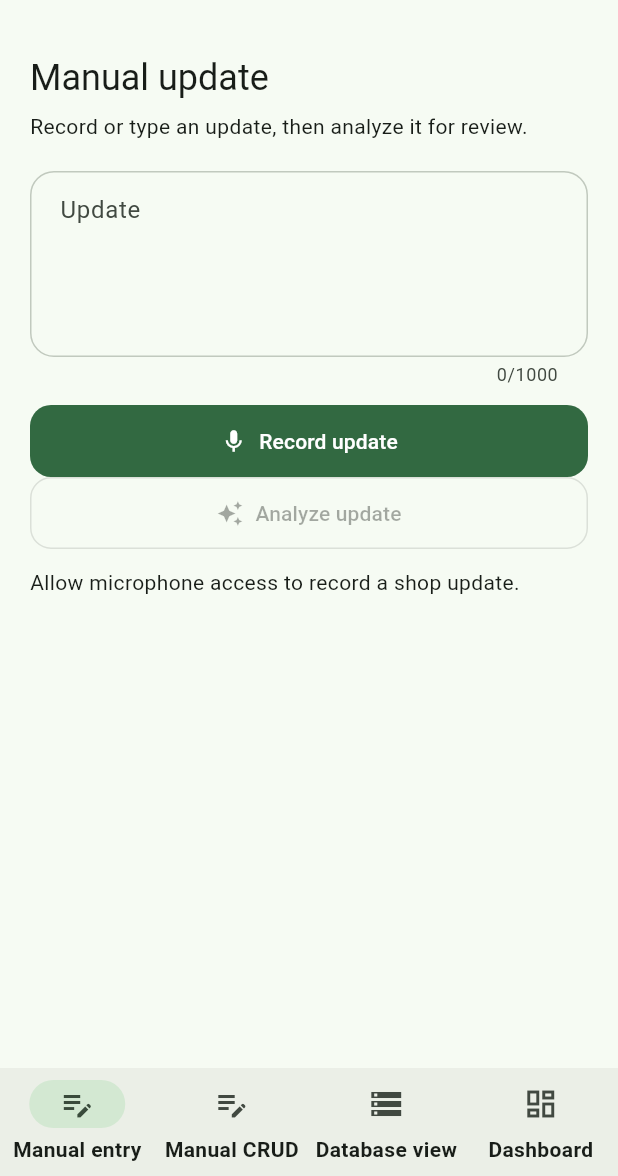
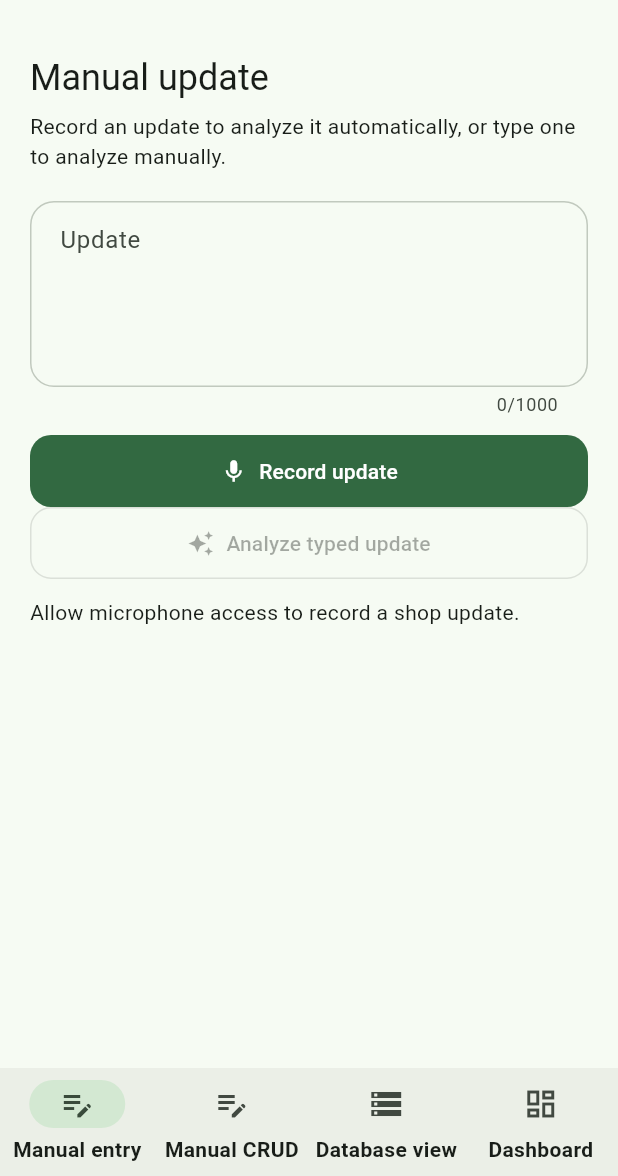
Before and after one commit to mathew1046/KiranaGPT, a Flutter app: the screen it shows after launch, after a tap on "Record update", on a phone screen of 412 x 824 dp, the part 60-1236 px from its top. Run offline on Flutter 3.47's test engine with Material 3 defaults, Android fonts, the phone set to English and light mode, and no system bars; our stand-ins replace shared_preferences; missing offline and left inert: record; network calls fail.

Commit message:
Auto-analyze voice transcripts

```diff
--- a/app/lib/core/api/manual_analysis_models.dart
+++ b/app/lib/core/api/manual_analysis_models.dart
@@ -15,6 +15,9 @@ class ManualAnalysisProposal {
   factory ManualAnalysisProposal.fromJson(Map<String, dynamic> json) {
     final proposal = json['proposal'];
     final proposalId = json['proposal_id'];
+    if (json['status'] == 'needs_review') {
+      throw ManualAnalysisNeedsReviewException(json['reason']?.toString());
+    }
     if (json['status'] != 'ready' ||
         proposal is! Map ||
         proposalId is! String) {
@@ -48,3 +51,24 @@ class ManualAnalysisProposal {
   final String? unit;
   final double confidence;
 }
+
+/// A safe reason returned by the preview endpoint when it cannot make a
+/// reviewable proposal. The original transcript remains only on the device.
+class ManualAnalysisNeedsReviewException implements Exception {
+  const ManualAnalysisNeedsReviewException(String? reason)
+    : reason = reason ?? 'unknown';
+
+  final String reason;
+
+  String get message => switch (reason) {
+    'model_unavailable' =>
+      'Analysis is unavailable right now. Your recording text is still here.',
+    'invalid_model_output' =>
+      'Analysis needs another try. Your recording text is still here.',
+    'confidence_below_threshold' =>
+      'Please clarify the update, then analyze it again.',
+    'escalation_failed' =>
+      'Analysis could not resolve the update. Your recording text is still here.',
+    _ => 'Analysis needs review. Your recording text is still here.',
+  };
+}
--- a/app/lib/features/manual_entry/manual_entry_page.dart
+++ b/app/lib/features/manual_entry/manual_entry_page.dart
@@ -21,6 +21,7 @@ class _ManualEntryPageState extends State<ManualEntryPage> {
   late final ManualEntryController _controller;
   late final TextEditingController _textController;
   late final VoiceCaptureController _voiceCaptureController;
+  String? _lastAnalyzedVoiceTranscript;
 
   @override
   void initState() {
@@ -68,7 +69,7 @@ class _ManualEntryPageState extends State<ManualEntryPage> {
               ),
               const SizedBox(height: 6),
               const Text(
-                'Record or type an update, then analyze it for review.',
+                'Record an update to analyze it automatically, or type one to analyze manually.',
               ),
               const SizedBox(height: 20),
               TextField(
@@ -93,7 +94,7 @@ class _ManualEntryPageState extends State<ManualEntryPage> {
                         _controller.isApproving ||
                         isProcessing
                     ? null
-                    : _voiceCaptureController.toggleListening,
+                    : _toggleVoiceCapture,
                 icon: Icon(
                   isProcessing
                       ? Icons.hourglass_top
@@ -119,7 +120,7 @@ class _ManualEntryPageState extends State<ManualEntryPage> {
                     : _analyzeTranscript,
                 icon: const Icon(Icons.auto_awesome),
                 label: Text(
-                  _controller.isSaving ? 'Analyzing…' : 'Analyze update',
+                  _controller.isSaving ? 'Analyzing…' : 'Analyze typed update',
                 ),
               ),
               if (_controller.proposal case final proposal?) ...[
@@ -152,6 +153,15 @@ class _ManualEntryPageState extends State<ManualEntryPage> {
     await _controller.analyzeTranscript(_textController.text);
   }
 
+  Future<void> _toggleVoiceCapture() async {
+    if (!_voiceCaptureController.isCapturing) {
+      // A new recording may legitimately transcribe to the same words as a
+      // prior recording, so it still needs a fresh analysis request.
+      _lastAnalyzedVoiceTranscript = null;
+    }
+    await _voiceCaptureController.toggleListening();
+  }
+
   Future<void> _approveProposal() async {
     final approved = await _controller.approveProposal();
     if (approved && mounted) {
@@ -167,6 +177,13 @@ class _ManualEntryPageState extends State<ManualEntryPage> {
         text: transcript,
         selection: TextSelection.collapsed(offset: transcript.length),
       );
+      if (transcript != _lastAnalyzedVoiceTranscript) {
+        _lastAnalyzedVoiceTranscript = transcript;
+        // The transcript is already visible and remains editable. Send this
+        // one completed recording to analysis immediately so the next screen
+        // is the review/approval step.
+        _analyzeTranscript();
+      }
     }
     if (mounted) setState(() {});
   }
```
Also changed, not shown: app/lib/features/manual_entry/manual_entry_controller.dart (+11 -2 lines), 2 other files.
